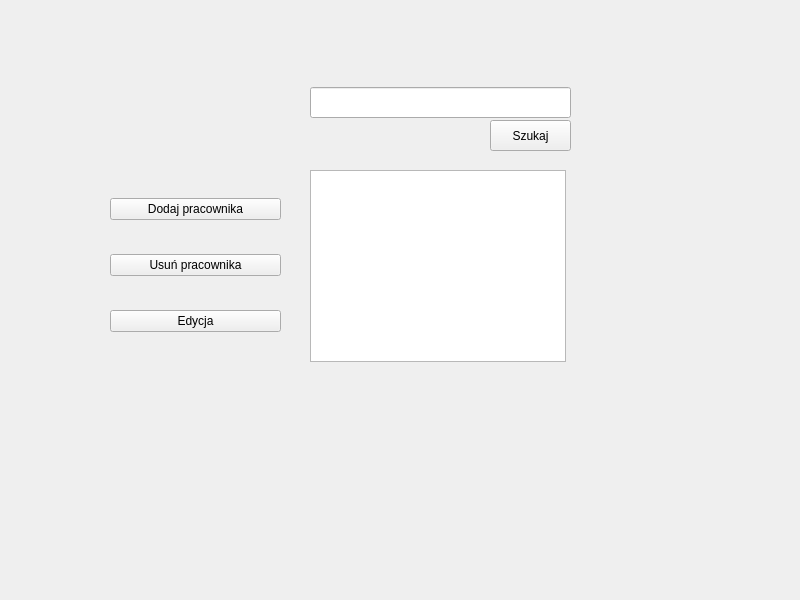
The window that mainwindow.ui (Adrhian241/companyManagement) describes before a commit, drawn with Qt 5.
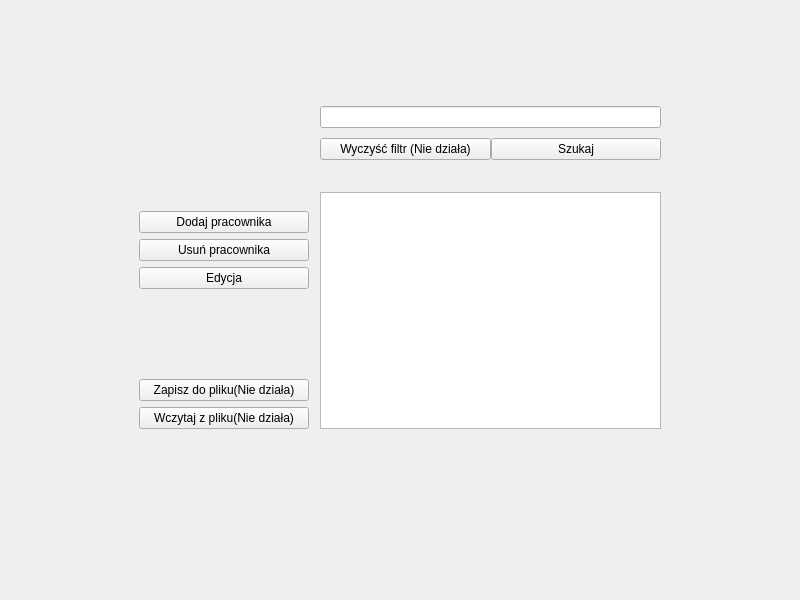
The same window after the commit.

Commit message: Dynamic Layout

What changed in the file:
```diff
--- a/mainwindow.ui
+++ b/mainwindow.ui
@@ -14,26 +14,62 @@
    <string>MainWindow</string>
   </property>
   <widget class="QWidget" name="centralwidget">
-   <widget class="QListWidget" name="listWidget">
-    <property name="geometry">
-     <rect>
-      <x>310</x>
-      <y>170</y>
-      <width>256</width>
-      <height>192</height>
-     </rect>
-    </property>
-   </widget>
-   <widget class="QWidget" name="layoutWidget">
-    <property name="geometry">
-     <rect>
-      <x>110</x>
-      <y>170</y>
-      <width>171</width>
-      <height>191</height>
-     </rect>
-    </property>
-    <layout class="QVBoxLayout" name="verticalLayout">
+   <layout class="QGridLayout" name="gridLayout">
+    <item row="0" column="0">
+     <layout class="QHBoxLayout" name="horizontalLayout_4" stretch="2,8,2">
+      <item>
+       <spacer name="horizontalSpacer_2">
+        <property name="orientation">
+         <enum>Qt::Orientation::Horizontal</enum>
+        </property>
+        <property name="sizeType">
+         <enum>QSizePolicy::Policy::Preferred</enum>
+        </property>
+        <property name="sizeHint" stdset="0">
+         <size>
+          <width>40</width>
+          <height>20</height>
+         </size>
+        </property>
+       </spacer>
+      </item>
+      <item>
+       <layout class="QVBoxLayout" name="verticalLayout_4" stretch="3,10,5">
+        <item>
+         <spacer name="verticalSpacer_7">
+          <property name="orientation">
+           <enum>Qt::Orientation::Vertical</enum>
+          </property>
+          <property name="sizeType">
+           <enum>QSizePolicy::Policy::Preferred</enum>
+          </property>
+          <property name="sizeHint" stdset="0">
+           <size>
+            <width>20</width>
+            <height>40</height>
+           </size>
+          </property>
+         </spacer>
+        </item>
+        <item>
+         <layout class="QHBoxLayout" name="horizontalLayout_3" stretch="2,0,4">
+          <item>
+           <layout class="QHBoxLayout" name="horizontalLayout_2">
+            <item>
+             <layout class="QVBoxLayout" name="verticalLayout" stretch="10,1,1,1,8,0,0">
+              <item>
+               <spacer name="verticalSpacer">
+                <property name="orientation">
+                 <enum>Qt::Orientation::Vertical</enum>
+                </property>
+                <property name="sizeHint" stdset="0">
+                 <size>
+                  <width>20</width>
+                  <height>20</height>
+                 </size>
+                </property>
+               </spacer>
+              </item>
      <item>
       <widget class="QPushButton" name="pushButtonAdd">
        <property name="text">
@@ -55,31 +91,144 @@
        </property>
       </widget>
      </item>
-    </layout>
-   </widget>
-   <widget class="QLineEdit" name="lineEditSearch">
-    <property name="geometry">
-     <rect>
-      <x>310</x>
-      <y>87</y>
-      <width>261</width>
-      <height>31</height>
-     </rect>
-    </property>
-   </widget>
+              <item>
+               <spacer name="verticalSpacer_2">
+                <property name="orientation">
+                 <enum>Qt::Orientation::Vertical</enum>
+                </property>
+                <property name="sizeHint" stdset="0">
+                 <size>
+                  <width>20</width>
+                  <height>20</height>
+                 </size>
+                </property>
+               </spacer>
+              </item>
+              <item>
+               <widget class="QPushButton" name="pushButton_2">
+                <property name="text">
+                 <string>Zapisz do pliku(Nie działa)</string>
+                </property>
+               </widget>
+              </item>
+              <item>
+               <widget class="QPushButton" name="pushButton_3">
+                <property name="text">
+                 <string>Wczytaj z pliku(Nie działa)</string>
+                </property>
+               </widget>
+              </item>
+             </layout>
+            </item>
+           </layout>
+          </item>
+          <item>
+           <spacer name="horizontalSpacer">
+            <property name="orientation">
+             <enum>Qt::Orientation::Horizontal</enum>
+            </property>
+            <property name="sizeType">
+             <enum>QSizePolicy::Policy::Preferred</enum>
+            </property>
+            <property name="sizeHint" stdset="0">
+             <size>
+              <width>5</width>
+              <height>20</height>
+             </size>
+            </property>
+           </spacer>
+          </item>
+          <item>
+           <layout class="QVBoxLayout" name="verticalLayout_3">
+            <item>
+             <layout class="QFormLayout" name="formLayout">
+              <property name="verticalSpacing">
+               <number>10</number>
+              </property>
+              <item row="0" column="0" colspan="2">
+               <widget class="QLineEdit" name="lineEditSearch"/>
+              </item>
+              <item row="1" column="0" colspan="2">
+               <layout class="QHBoxLayout" name="horizontalLayout">
+                <item>
+                 <widget class="QPushButton" name="pushButton">
+                  <property name="text">
+                   <string>Wyczyść filtr (Nie działa)</string>
+                  </property>
+                 </widget>
+                </item>
+                <item>
    <widget class="QPushButton" name="pushButtonSearch">
-    <property name="geometry">
-     <rect>
-      <x>490</x>
-      <y>120</y>
-      <width>81</width>
-      <height>31</height>
-     </rect>
-    </property>
     <property name="text">
      <string>Szukaj</string>
     </property>
    </widget>
+                </item>
+               </layout>
+              </item>
+             </layout>
+            </item>
+            <item>
+             <layout class="QVBoxLayout" name="verticalLayout_2" stretch="1,9">
+              <item>
+               <spacer name="verticalSpacer_5">
+                <property name="orientation">
+                 <enum>Qt::Orientation::Vertical</enum>
+                </property>
+                <property name="sizeHint" stdset="0">
+                 <size>
+                  <width>20</width>
+                  <height>40</height>
+                 </size>
+                </property>
+               </spacer>
+              </item>
+              <item>
+               <widget class="QListWidget" name="listWidget"/>
+              </item>
+             </layout>
+            </item>
+           </layout>
+          </item>
+         </layout>
+        </item>
+        <item>
+         <spacer name="verticalSpacer_6">
+          <property name="orientation">
+           <enum>Qt::Orientation::Vertical</enum>
+          </property>
+          <property name="sizeType">
+           <enum>QSizePolicy::Policy::Preferred</enum>
+          </property>
+          <property name="sizeHint" stdset="0">
+           <size>
+            <width>20</width>
+            <height>40</height>
+           </size>
+          </property>
+         </spacer>
+        </item>
+       </layout>
+      </item>
+      <item>
+       <spacer name="horizontalSpacer_3">
+        <property name="orientation">
+         <enum>Qt::Orientation::Horizontal</enum>
+        </property>
+        <property name="sizeType">
+         <enum>QSizePolicy::Policy::Preferred</enum>
+        </property>
+        <property name="sizeHint" stdset="0">
+         <size>
+          <width>40</width>
+          <height>20</height>
+         </size>
+        </property>
+       </spacer>
+      </item>
+     </layout>
+    </item>
+   </layout>
   </widget>
  </widget>
  <resources/>
```
Lines whose indentation alone changed are shown as unchanged. The commit also changes 352 other files.
